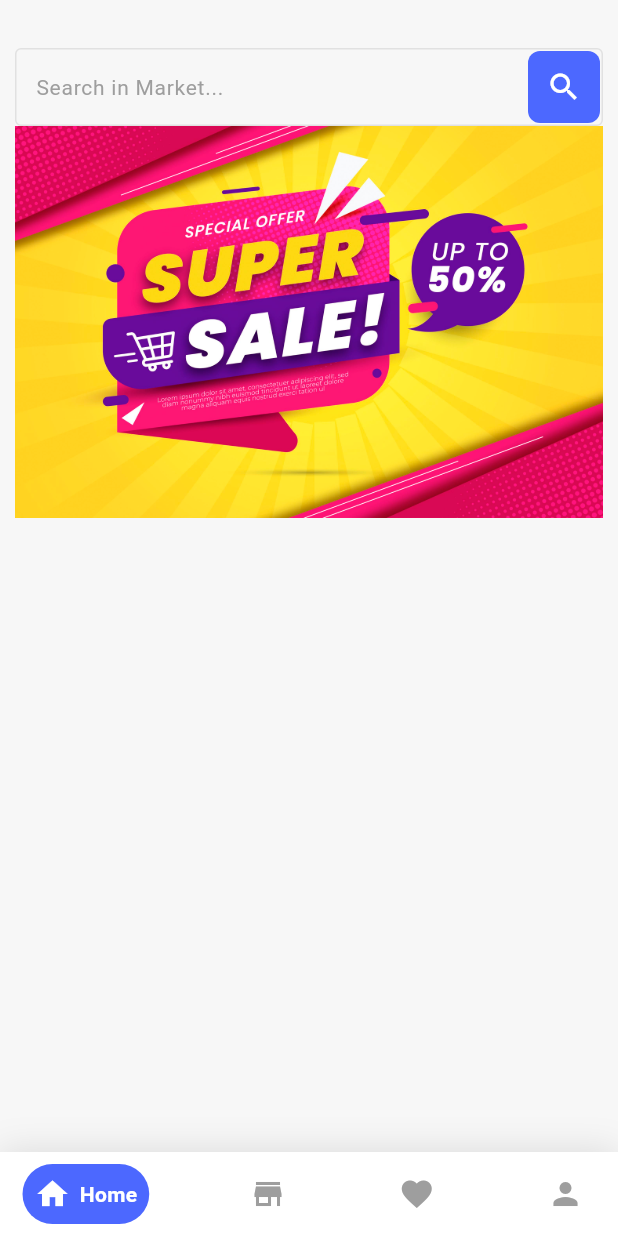
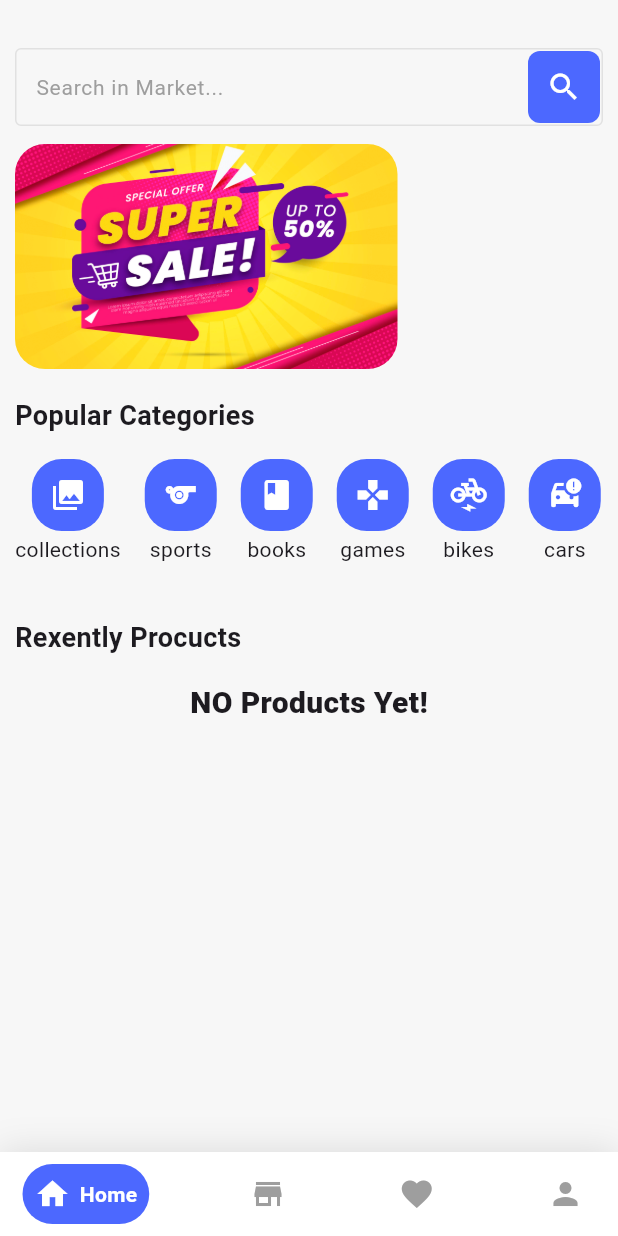
Before and after one commit to Siamoo/My_Market, a Flutter app: the screen it shows after launch, on a phone screen of 412 x 824 dp. Run offline on Flutter 3.47's test engine with Material 3 defaults, Android fonts, the phone set to English and light mode, and no system bars; drawn by our look-alikes of google_nav_bar; our stand-ins replace flutter_bloc.

Commit message:
finish Home view UI

```diff
--- /dev/null
+++ b/lib/views/home/widgets/custom_popular_categories_item.dart
@@ -0,0 +1,28 @@
+import 'package:e_commerce/core/app_colors.dart';
+import 'package:flutter/material.dart';
+
+class CustomPopularCategoriesItem extends StatelessWidget {
+  const CustomPopularCategoriesItem({super.key, required this.iconData, required this.itemName});
+  final IconData iconData;
+  final String itemName;
+  @override
+  Widget build(BuildContext context) {
+    return Column(
+      children: [
+        Container(
+          decoration: BoxDecoration(
+            borderRadius: BorderRadius.circular(20),
+            color: AppColors.kPrimaryColor,
+          ),
+          child: IconButton(
+            onPressed: () {},
+            icon: Icon(iconData),
+            color: AppColors.kWhiteColor,
+          ),
+        ),
+        SizedBox(height: 2),
+        Text(itemName),
+      ],
+    );
+  }
+}
--- a/lib/views/home/widgets/home_view_body.dart
+++ b/lib/views/home/widgets/home_view_body.dart
@@ -1,4 +1,6 @@
-import 'package:e_commerce/views/home/widgets/custom_serach_text_form_field.dart';
+import 'package:e_commerce/core/app_colors.dart';
+import 'package:e_commerce/views/home/widgets/custom_popular_categories_item.dart';
+import 'package:e_commerce/core/components/custom_serach_text_form_field.dart';
 import 'package:flutter/material.dart';
 
 class HomeViewBody extends StatelessWidget {
@@ -8,10 +10,79 @@ class HomeViewBody extends StatelessWidget {
   Widget build(BuildContext context) {
     return Padding(
       padding: const EdgeInsets.symmetric(horizontal: 10, vertical: 32),
-      child: Column(
-        children: [
-          CustomSearchTextFormField(),
-          Image.asset('assets/images/5694129.jpg')
+      child: CustomScrollView(
+        slivers: [
+          SliverToBoxAdapter(
+            child: Column(
+              crossAxisAlignment: CrossAxisAlignment.start,
+              children: [
+                CustomSearchTextFormField(),
+                SizedBox(height: 12),
+                ClipRRect(
+                  borderRadius: BorderRadius.circular(20),
+                  child: Image.asset(
+                    'assets/images/5694129.jpg',
+                    width: 255,
+                    height: 150,
+                    fit: BoxFit.cover,
+                  ),
+                ),
+                SizedBox(height: 18),
+                Text(
+                  'Popular Categories',
+                  style: TextStyle(fontSize: 18, fontWeight: FontWeight.bold),
+                ),
+                SizedBox(height: 16),
+              ],
+            ),
+          ),
+          SliverToBoxAdapter(
+            child: SizedBox(
+              height: 80,
+              child: ListView(
+                scrollDirection: Axis.horizontal,
+                children: [
+                  CustomPopularCategoriesItem(iconData: Icons.collections, itemName: 'collections',),
+                  SizedBox(width: 16),
+                  CustomPopularCategoriesItem(iconData: Icons.sports, itemName: 'sports',),
+                  SizedBox(width: 16),
+                  CustomPopularCategoriesItem(iconData: Icons.book, itemName: 'books',),
+                  SizedBox(width: 16),
+                  CustomPopularCategoriesItem(iconData: Icons.gamepad, itemName: 'games',),
+                  SizedBox(width: 16),
+                  CustomPopularCategoriesItem(iconData: Icons.electric_bike, itemName: 'bikes',),
+                  SizedBox(width: 16),
+                  CustomPopularCategoriesItem(iconData: Icons.car_crash, itemName: 'cars',),
+
+                ],
+              ),
+            ),
+          ),
+          SliverToBoxAdapter(
+            child: Column(
+              crossAxisAlignment: CrossAxisAlignment.start,
+              children: [
+                SizedBox(height: 26),
+                Text(
+                  'Rexently Procucts',
+                  style: TextStyle(fontSize: 18, fontWeight: FontWeight.bold),
+                ),
+                SizedBox(height: 16),
+                Row(
+                  mainAxisAlignment: MainAxisAlignment.center,
+                  children: [
+                    Text(
+                      'NO Products Yet!',
+                      style: TextStyle(
+                        fontSize: 20,
+                        fontWeight: FontWeight.w900,
+                      ),
+                    ),
+                  ],
+                ),
+              ],
+            ),
+          ),
         ],
       ),
     );
```
Also changed, not shown: lib/core/components/custom_serach_text_form_field.dart (renamed from lib/views/home/widgets/custom_serach_text_form_field.dart).
